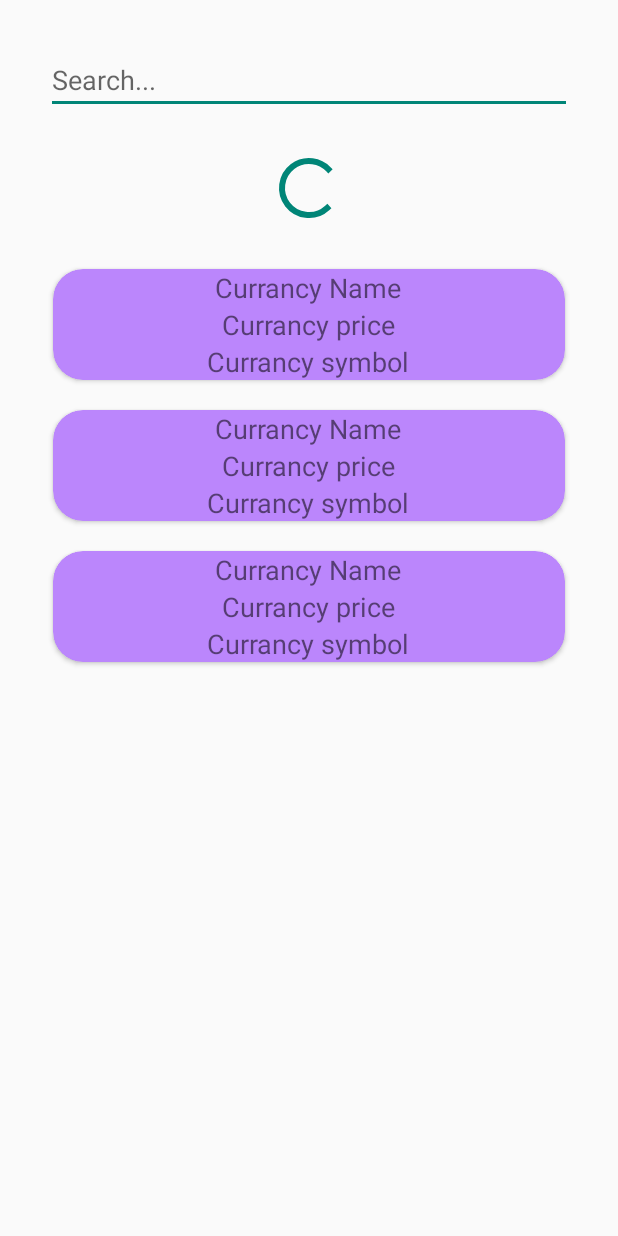
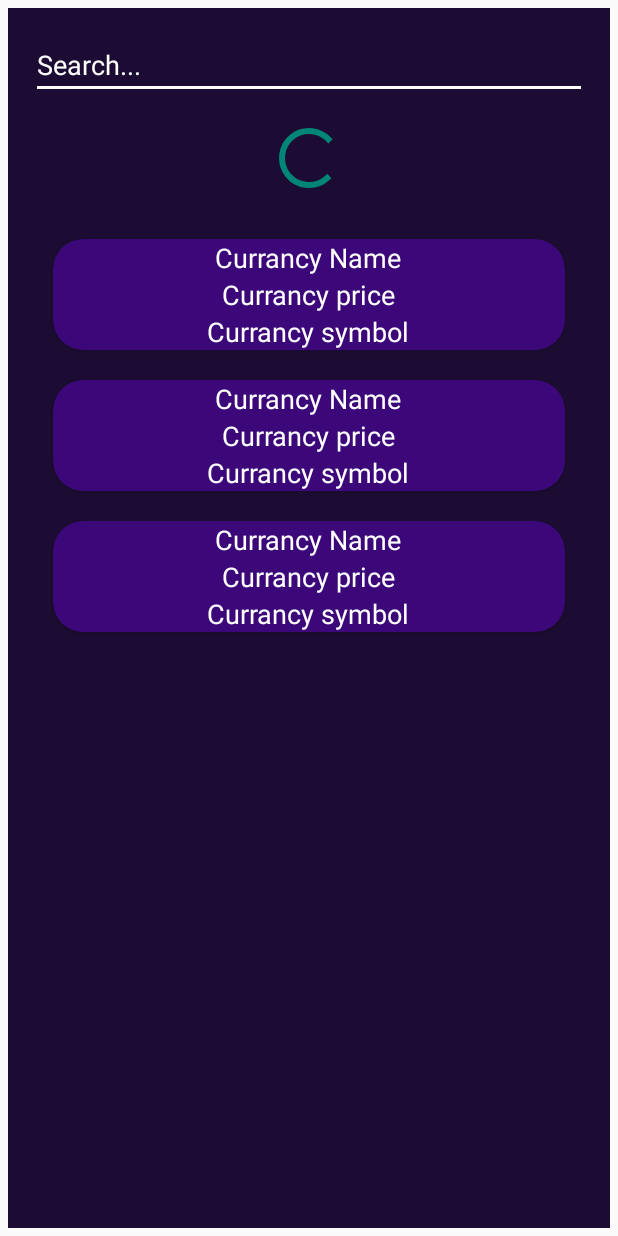
Before and after one commit to Uzair42/api_currancy, an Android app built with Jetpack Compose: the layout home_page.xml on its own in the app's theme, with its tools: preview values and no code run, on a phone screen of 412 x 824 dp. Run offline under Robolectric (Android 15) with nearby library versions, the phone set to English and light mode, and no system bars; network calls fail.

Commit message:
Implimented Search and fix UI colors

```diff
--- a/app/src/main/AndroidManifest.xml
+++ b/app/src/main/AndroidManifest.xml
@@ -6,9 +6,9 @@
         android:allowBackup="true"
         android:dataExtractionRules="@xml/data_extraction_rules"
         android:fullBackupContent="@xml/backup_rules"
-        android:icon="@mipmap/ic_launcher"
+        android:icon="@drawable/appicon"
         android:label="@string/app_name"
-        android:roundIcon="@mipmap/ic_launcher_round"
+        android:roundIcon="@drawable/appicon"
         android:supportsRtl="true"
         android:theme="@style/Theme.VidCryptoCurrancyList"
         tools:targetApi="31" >
--- a/app/src/main/res/layout/home_page.xml
+++ b/app/src/main/res/layout/home_page.xml
@@ -4,6 +4,7 @@
     xmlns:app="http://schemas.android.com/apk/res-auto"
     android:orientation="vertical"
     android:layout_margin="5dp"
+    android:background="#1C0C33"
 
 
     android:layout_width="match_parent"
@@ -12,10 +13,14 @@
 
 
     <EditText
+        android:focusedByDefault="false"
         android:layout_width="match_parent"
         android:layout_height="wrap_content"
         android:id="@+id/Search"
-        android:layout_margin="25dp"
+        android:textColor="@color/white"
+        android:textColorHint="@color/white"
+        android:backgroundTint="@color/white"
+        android:layout_margin="15dp"
         android:hint="Search..."
 
         />
@@ -24,6 +29,8 @@
         android:layout_height="wrap_content"
         android:layout_gravity="center"
         android:visibility="visible"
+android:outlineSpotShadowColor="@color/white"
+        android:outlineAmbientShadowColor="@color/white"
         android:id="@+id/progreebasr"
         />
 
--- a/app/src/main/res/layout/rv_item.xml
+++ b/app/src/main/res/layout/rv_item.xml
@@ -6,7 +6,7 @@
     android:padding="10dp"
     android:layout_margin="10dp"
     app:cardCornerRadius="20dp"
-    app:cardBackgroundColor="@color/purple_200"
+    app:cardBackgroundColor="#3B0779"
     cardElevation="10dp"
     android:layout_width="match_parent"
     android:layout_height="wrap_content">
@@ -24,6 +24,7 @@
         android:text="Currancy Name"
         android:textSize="18sp"
         android:textAlignment="textStart"
+        android:textColor="@color/white"
 
         />
     <TextView
@@ -33,6 +34,7 @@
         android:text="Currancy price"
         android:textSize="18sp"
         android:textAlignment="textStart"
+        android:textColor="@color/white"
 
         />
     <TextView
@@ -42,6 +44,7 @@
         android:text="Currancy symbol"
         android:textSize="18sp"
         android:textAlignment="textStart"
+        android:textColor="@color/white"
 
         />
     </LinearLayout>
--- a/app/src/main/res/values/strings.xml
+++ b/app/src/main/res/values/strings.xml
@@ -1,3 +1,3 @@
 <resources>
-    <string name="app_name">vidCryptoCurrancyList</string>
+    <string name="app_name">Crypto Listing</string>
 </resources>
```
Also changed, not shown: app/src/main/java/com/mu42/vidcryptocurrancylist/MainActivity.kt (+45 -2 lines), app/src/main/java/com/mu42/vidcryptocurrancylist/ui/theme/rvAdapter.kt (+18 -0 lines), app/src/main/res/drawable/appicon.png (added), app/src/main/res/drawable/gemnin.jpeg (added), app/src/main/res/drawable/icon.png (added).
